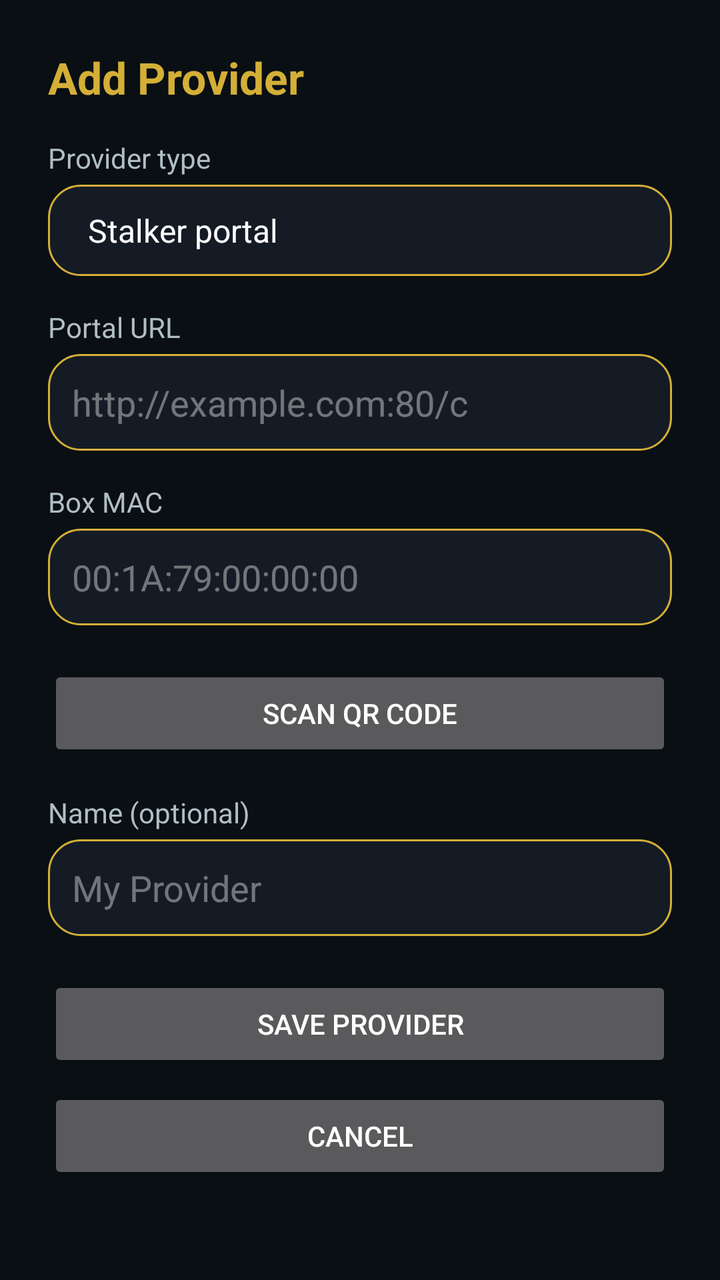
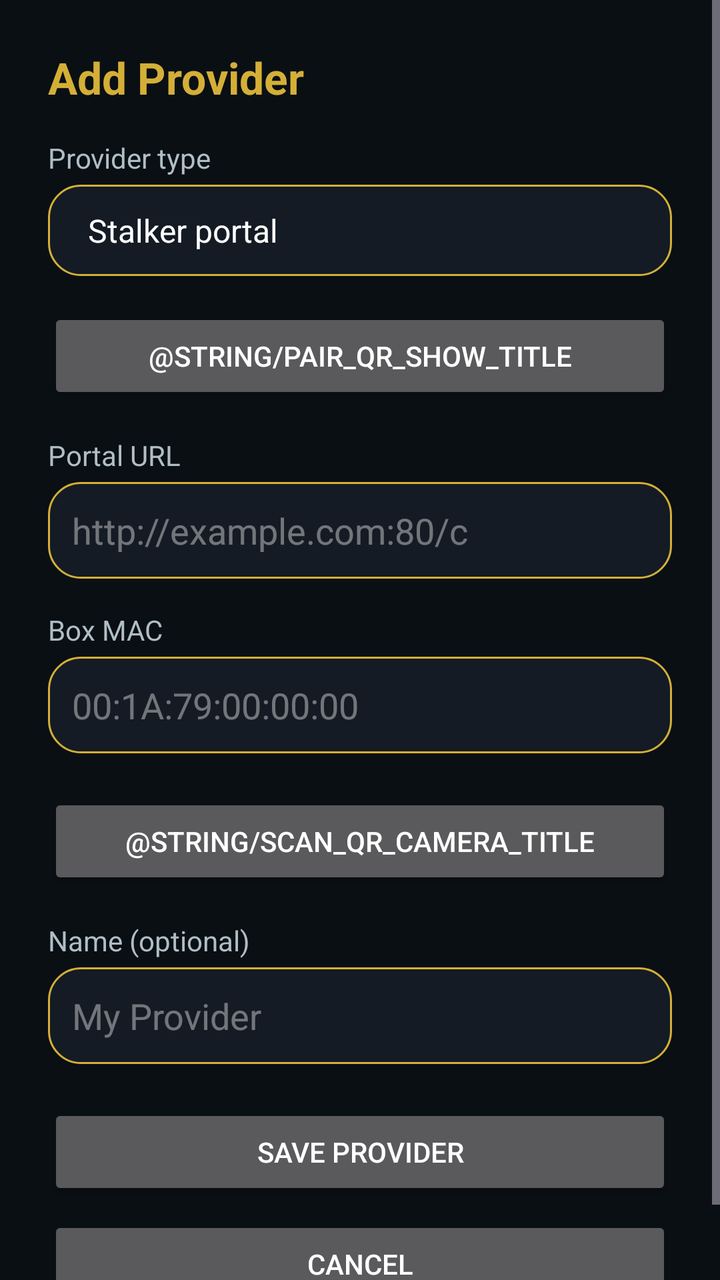

An Android layout rendered at two revisions. The XML below is the earlier revision; the diff shows what the commit changed to produce the second picture.
<!-- AndroidManifest.xml: application theme Theme.ZyneLabsSTB -->
<!-- res/layout/activity_add_provider.xml -->
<?xml version="1.0" encoding="utf-8"?>
<ScrollView xmlns:android="http://schemas.android.com/apk/res/android"
    android:layout_width="match_parent"
    android:layout_height="match_parent"
    android:background="@color/background"
    android:fillViewport="true">

    <LinearLayout
        android:layout_width="match_parent"
        android:layout_height="wrap_content"
        android:orientation="vertical"
        android:padding="24dp">

        <TextView
            android:id="@+id/tvTitle"
            android:layout_width="wrap_content"
            android:layout_height="wrap_content"
            android:text="@string/provider_add_title"
            android:textColor="@color/gold"
            android:textSize="22sp"
            android:textStyle="bold" />

        <TextView
            android:layout_width="wrap_content"
            android:layout_height="wrap_content"
            android:layout_marginTop="16dp"
            android:text="@string/provider_type_label"
            android:textColor="@color/text_secondary"
            android:textSize="14sp" />

        <Spinner
            android:id="@+id/spinnerType"
            android:layout_width="match_parent"
            android:layout_height="wrap_content"
            android:layout_marginTop="4dp"
            android:background="@drawable/provider_chip"
            android:entries="@array/provider_type_labels"
            android:padding="12dp" />

        
        <LinearLayout
            android:id="@+id/sectionStalker"
            android:layout_width="match_parent"
            android:layout_height="wrap_content"
            android:orientation="vertical">

            <TextView
                android:layout_width="wrap_content"
                android:layout_height="wrap_content"
                android:layout_marginTop="16dp"
                android:text="Portal URL"
                android:textColor="@color/text_secondary"
                android:textSize="14sp" />

            <EditText
                android:id="@+id/etUrl"
                android:layout_width="match_parent"
                android:layout_height="wrap_content"
                android:layout_marginTop="4dp"
                android:background="@drawable/provider_chip"
                android:hint="http://example.com:80/c"
                android:inputType="textUri"
                android:padding="12dp"
                android:textColor="@color/text_primary"
                android:textColorHint="#66FFFFFF" />

            <TextView
                android:layout_width="wrap_content"
                android:layout_height="wrap_content"
                android:layout_marginTop="16dp"
                android:text="Box MAC"
                android:textColor="@color/text_secondary"
                android:textSize="14sp" />

            <EditText
                android:id="@+id/etMac"
                android:layout_width="match_parent"
                android:layout_height="wrap_content"
                android:layout_marginTop="4dp"
                android:background="@drawable/provider_chip"
                android:hint="00:1A:79:00:00:00"
                android:inputType="text"
                android:padding="12dp"
                android:textColor="@color/text_primary"
                android:textColorHint="#66FFFFFF" />

            <Button
                android:id="@+id/btnScanQr"
                android:layout_width="match_parent"
                android:layout_height="wrap_content"
                android:layout_marginTop="20dp"
                android:text="Scan QR Code" />
        </LinearLayout>

        
        <LinearLayout
            android:id="@+id/sectionM3uUrl"
            android:layout_width="match_parent"
            android:layout_height="wrap_content"
            android:orientation="vertical"
            android:visibility="gone">

            <TextView
                android:layout_width="wrap_content"
                android:layout_height="wrap_content"
                android:layout_marginTop="16dp"
                android:text="@string/provider_lbl_playlist_url"
                android:textColor="@color/text_secondary"
                android:textSize="14sp" />

            <EditText
                android:id="@+id/etM3uUrl"
                android:layout_width="match_parent"
                android:layout_height="wrap_content"
                android:layout_marginTop="4dp"
                android:background="@drawable/provider_chip"
                android:hint="http://example.com/list.m3u"
                android:inputType="textUri"
                android:padding="12dp"
                android:textColor="@color/text_primary"
                android:textColorHint="#66FFFFFF" />
        </LinearLayout>

        
        <LinearLayout
            android:id="@+id/sectionM3uFile"
            android:layout_width="match_parent"
            android:layout_height="wrap_content"
            android:orientation="vertical"
            android:visibility="gone">

            <Button
                android:id="@+id/btnChooseFile"
                android:layout_width="match_parent"
                android:layout_height="wrap_content"
                android:layout_marginTop="20dp"
                android:text="@string/provider_btn_choose_file" />

            <TextView
                android:id="@+id/tvFileName"
                android:layout_width="match_parent"
                android:layout_height="wrap_content"
                android:layout_marginTop="8dp"
                android:text="@string/provider_no_file_chosen"
                android:textColor="@color/text_secondary"
                android:textSize="14sp" />
        </LinearLayout>

        
        <LinearLayout
            android:id="@+id/sectionXtream"
            android:layout_width="match_parent"
            android:layout_height="wrap_content"
            android:orientation="vertical"
            android:visibility="gone">

            <TextView
                android:layout_width="wrap_content"
                android:layout_height="wrap_content"
                android:layout_marginTop="16dp"
                android:text="@string/provider_lbl_server_url"
                android:textColor="@color/text_secondary"
                android:textSize="14sp" />

            <EditText
                android:id="@+id/etServer"
                android:layout_width="match_parent"
                android:layout_height="wrap_content"
                android:layout_marginTop="4dp"
                android:background="@drawable/provider_chip"
                android:hint="http://example.com:8080"
                android:inputType="textUri"
                android:padding="12dp"
                android:textColor="@color/text_primary"
                android:textColorHint="#66FFFFFF" />

            <TextView
                android:layout_width="wrap_content"
                android:layout_height="wrap_content"
                android:layout_marginTop="16dp"
                android:text="@string/provider_lbl_username"
                android:textColor="@color/text_secondary"
                android:textSize="14sp" />

            <EditText
                android:id="@+id/etUsername"
                android:layout_width="match_parent"
                android:layout_height="wrap_content"
                android:layout_marginTop="4dp"
                android:background="@drawable/provider_chip"
                android:hint="username"
                android:inputType="text"
                android:padding="12dp"
                android:textColor="@color/text_primary"
                android:textColorHint="#66FFFFFF" />

            <TextView
                android:layout_width="wrap_content"
                android:layout_height="wrap_content"
                android:layout_marginTop="16dp"
                android:text="@string/provider_lbl_password"
                android:textColor="@color/text_secondary"
                android:textSize="14sp" />

            <EditText
                android:id="@+id/etPassword"
                android:layout_width="match_parent"
                android:layout_height="wrap_content"
                android:layout_marginTop="4dp"
                android:background="@drawable/provider_chip"
                android:hint="password"
                android:inputType="textPassword"
                android:padding="12dp"
                android:textColor="@color/text_primary"
                android:textColorHint="#66FFFFFF" />
        </LinearLayout>

        
        <TextView
            android:layout_width="wrap_content"
            android:layout_height="wrap_content"
            android:layout_marginTop="16dp"
            android:text="@string/provider_lbl_name"
            android:textColor="@color/text_secondary"
            android:textSize="14sp" />

        <EditText
            android:id="@+id/etName"
            android:layout_width="match_parent"
            android:layout_height="wrap_content"
            android:layout_marginTop="4dp"
            android:background="@drawable/provider_chip"
            android:hint="My Provider"
            android:inputType="text"
            android:padding="12dp"
            android:textColor="@color/text_primary"
            android:textColorHint="#66FFFFFF" />

        <Button
            android:id="@+id/btnSave"
            android:layout_width="match_parent"
            android:layout_height="wrap_content"
            android:layout_marginTop="20dp"
            android:text="Save Provider" />

        <Button
            android:id="@+id/btnDelete"
            android:layout_width="match_parent"
            android:layout_height="wrap_content"
            android:layout_marginTop="8dp"
            android:text="Delete Provider"
            android:visibility="gone" />

        <Button
            android:id="@+id/btnCancel"
            android:layout_width="match_parent"
            android:layout_height="wrap_content"
            android:layout_marginTop="8dp"
            android:text="Cancel" />

    </LinearLayout>
</ScrollView>
<!-- resources referenced by this layout -->
<resources>
  <string-array name="provider_type_labels">
          <item>@string/provider_type_stalker</item>
          <item>@string/provider_type_m3u_url</item>
          <item>@string/provider_type_m3u_file</item>
          <item>@string/provider_type_xtream</item>
      </string-array>
  <color name="background">#0A0F14</color>
  <color name="gold">#D4AF37</color>
  <color name="text_primary">#FFFFFF</color>
  <color name="text_secondary">#B0BEC5</color>
  <!-- drawable provider_chip (drawable) -->
  <?xml version="1.0" encoding="utf-8"?>
  <shape xmlns:android="http://schemas.android.com/apk/res/android"
      android:shape="rectangle">
      <solid android:color="#141B24" />
      <stroke android:width="1dp" android:color="#D4AF37" />
      <corners android:radius="16dp" />
  </shape>
  <string name="provider_add_title">Add Provider</string>
  <string name="provider_btn_choose_file">Choose file</string>
  <string name="provider_lbl_name">Name (optional)</string>
  <string name="provider_lbl_password">Password</string>
  <string name="provider_lbl_playlist_url">Playlist URL</string>
  <string name="provider_lbl_server_url">Server URL</string>
  <string name="provider_lbl_username">Username</string>
  <string name="provider_no_file_chosen">No file chosen</string>
  <string name="provider_type_label">Provider type</string>
  <style name="Theme.ZyneLabsSTB" parent="Theme.Material3.Dark.NoActionBar">
          <item name="colorPrimary">@color/gold</item>
          <item name="colorOnPrimary">@color/background</item>
          <item name="colorSecondary">@color/teal</item>
          <item name="android:windowBackground">@color/background</item>
          <item name="android:statusBarColor">@color/background</item>
          <item name="android:navigationBarColor">@color/background</item>
          <item name="android:textColorPrimary">@color/text_primary</item>
      </style>
  <string name="provider_type_stalker">Stalker portal</string>
  <string name="provider_type_m3u_url">M3U link</string>
  <string name="provider_type_m3u_file">M3U file</string>
  <string name="provider_type_xtream">Xtream login</string>
  <color name="teal">#00E5CC</color>
</resources>

<!-- the commit's change to res/layout/activity_add_provider.xml (unified diff, before → after) -->
@@ -38,6 +38,14 @@
             android:padding="12dp" />
 
         
+        <Button
+            android:id="@+id/btnPairQr"
+            android:layout_width="match_parent"
+            android:layout_height="wrap_content"
+            android:layout_marginTop="16dp"
+            android:text="@string/pair_qr_show_title" />
+
+        
         <LinearLayout
             android:id="@+id/sectionStalker"
             android:layout_width="match_parent"
@@ -89,7 +97,7 @@
                 android:layout_width="match_parent"
                 android:layout_height="wrap_content"
                 android:layout_marginTop="20dp"
-                android:text="Scan QR Code" />
+                android:text="@string/scan_qr_camera_title" />
         </LinearLayout>
 
         
